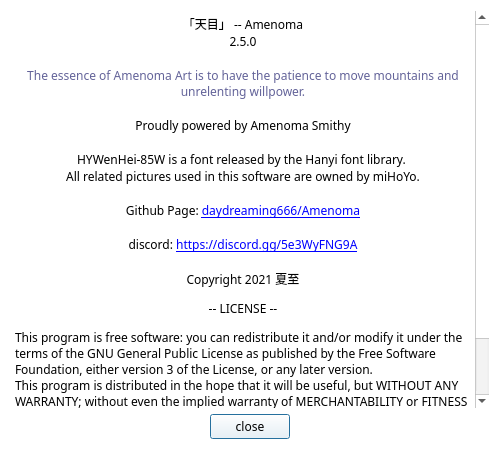
daydreaming666/Amenoma, file ui_dev/Amenoma_About_Dialog_EN.ui: the form before one commit.
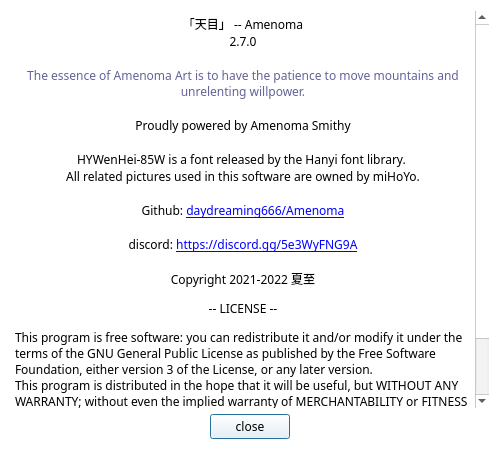
The form after the commit.

What changed in the file:
```diff
--- a/ui_dev/Amenoma_About_Dialog_EN.ui
+++ b/ui_dev/Amenoma_About_Dialog_EN.ui
@@ -460,7 +460,7 @@
 p, li { white-space: pre-wrap; }
 &lt;/style&gt;&lt;/head&gt;&lt;body style=&quot; font-family:'汉仪文黑-85W'; font-size:9pt; font-weight:400; font-style:normal;&quot;&gt;
 &lt;p align=&quot;center&quot; style=&quot; margin-top:0px; margin-bottom:0px; margin-left:0px; margin-right:0px; -qt-block-indent:0; text-indent:0px;&quot;&gt;「天目」 -- Amenoma&lt;/p&gt;
-&lt;p align=&quot;center&quot; style=&quot; margin-top:0px; margin-bottom:0px; margin-left:0px; margin-right:0px; -qt-block-indent:0; text-indent:0px;&quot;&gt;2.5.0&lt;/p&gt;
+&lt;p align=&quot;center&quot; style=&quot; margin-top:0px; margin-bottom:0px; margin-left:0px; margin-right:0px; -qt-block-indent:0; text-indent:0px;&quot;&gt;2.7.0&lt;/p&gt;
 &lt;p style=&quot;-qt-paragraph-type:empty; margin-top:0px; margin-bottom:0px; margin-left:0px; margin-right:0px; -qt-block-indent:0; text-indent:0px;&quot;&gt;&lt;br /&gt;&lt;/p&gt;
 &lt;p align=&quot;center&quot; style=&quot; margin-top:0px; margin-bottom:0px; margin-left:0px; margin-right:0px; -qt-block-indent:0; text-indent:0px;&quot;&gt;&lt;span style=&quot; color:#636399;&quot;&gt;The essence of Amenoma Art is to have the patience to move mountains and unrelenting willpower.&lt;/span&gt;&lt;/p&gt;
 &lt;p align=&quot;center&quot; style=&quot;-qt-paragraph-type:empty; margin-top:0px; margin-bottom:0px; margin-left:0px; margin-right:0px; -qt-block-indent:0; text-indent:0px;&quot;&gt;&lt;br /&gt;&lt;/p&gt;
@@ -469,11 +469,11 @@
 &lt;p align=&quot;center&quot; style=&quot; margin-top:0px; margin-bottom:0px; margin-left:0px; margin-right:0px; -qt-block-indent:0; text-indent:0px;&quot;&gt;HYWenHei-85W is a font released by the Hanyi font library. &lt;/p&gt;
 &lt;p align=&quot;center&quot; style=&quot; margin-top:0px; margin-bottom:0px; margin-left:0px; margin-right:0px; -qt-block-indent:0; text-indent:0px;&quot;&gt;All related pictures used in this software are owned by miHoYo.&lt;/p&gt;
 &lt;p align=&quot;center&quot; style=&quot;-qt-paragraph-type:empty; margin-top:0px; margin-bottom:0px; margin-left:0px; margin-right:0px; -qt-block-indent:0; text-indent:0px;&quot;&gt;&lt;br /&gt;&lt;/p&gt;
-&lt;p align=&quot;center&quot; style=&quot; margin-top:0px; margin-bottom:0px; margin-left:0px; margin-right:0px; -qt-block-indent:0; text-indent:0px;&quot;&gt;Github Page: &lt;a href=&quot;https://github.com/daydreaming666/Amenoma&quot;&gt;&lt;span style=&quot; text-decoration: underline; color:#0000ff;&quot;&gt;daydreaming666/Amenoma&lt;/span&gt;&lt;/a&gt;&lt;/p&gt;
+&lt;p align=&quot;center&quot; style=&quot; margin-top:0px; margin-bottom:0px; margin-left:0px; margin-right:0px; -qt-block-indent:0; text-indent:0px;&quot;&gt;Github: &lt;a href=&quot;https://github.com/daydreaming666/Amenoma&quot;&gt;&lt;span style=&quot; text-decoration: underline; color:#0000ff;&quot;&gt;daydreaming666/Amenoma&lt;/span&gt;&lt;/a&gt;&lt;/p&gt;
 &lt;p align=&quot;center&quot; style=&quot;-qt-paragraph-type:empty; margin-top:0px; margin-bottom:0px; margin-left:0px; margin-right:0px; -qt-block-indent:0; text-indent:0px; text-decoration: underline; color:#0000ff;&quot;&gt;&lt;br /&gt;&lt;/p&gt;
 &lt;p align=&quot;center&quot; style=&quot; margin-top:0px; margin-bottom:0px; margin-left:0px; margin-right:0px; -qt-block-indent:0; text-indent:0px;&quot;&gt;discord: &lt;a href=&quot;https://discord.gg/sxyU6FJbtq&quot;&gt;&lt;span style=&quot; text-decoration: underline; color:#0000ff;&quot;&gt;https://discord.gg/5e3WyFNG9A&lt;/span&gt;&lt;/a&gt;&lt;/p&gt;
 &lt;p align=&quot;center&quot; style=&quot;-qt-paragraph-type:empty; margin-top:0px; margin-bottom:0px; margin-left:0px; margin-right:0px; -qt-block-indent:0; text-indent:0px;&quot;&gt;&lt;br /&gt;&lt;/p&gt;
-&lt;p align=&quot;center&quot; style=&quot; margin-top:0px; margin-bottom:0px; margin-left:0px; margin-right:0px; -qt-block-indent:0; text-indent:0px;&quot;&gt;Copyright 2021 夏至&lt;/p&gt;
+&lt;p align=&quot;center&quot; style=&quot; margin-top:0px; margin-bottom:0px; margin-left:0px; margin-right:0px; -qt-block-indent:0; text-indent:0px;&quot;&gt;Copyright 2021-2022 夏至&lt;/p&gt;
 &lt;p align=&quot;center&quot; style=&quot; margin-top:12px; margin-bottom:12px; margin-left:0px; margin-right:0px; -qt-block-indent:0; text-indent:0px;&quot;&gt;-- LICENSE --&lt;/p&gt;
 &lt;p style=&quot; margin-top:12px; margin-bottom:12px; margin-left:0px; margin-right:0px; -qt-block-indent:0; text-indent:0px;&quot;&gt;&lt;span style=&quot; font-family:'SimSun';&quot;&gt;This program is free software: you can redistribute it and/or modify it under the terms of the GNU General Public License as published by the Free Software Foundation, either version 3 of the License, or any later version.&lt;br /&gt;This program is distributed in the hope that it will be useful, but WITHOUT ANY WARRANTY; without even the implied warranty of MERCHANTABILITY or FITNESS FOR A PARTICULAR PURPOSE. See the GNU General Public License for more details.&lt;br /&gt;You should have received a copy of the GNU General Public License along with this program. If not, see &lt;/span&gt;&lt;a href=&quot;https://www.gnu.org/licenses&quot;&gt;&lt;span style=&quot; font-family:'SimSun'; text-decoration: underline; color:#0000ff;&quot;&gt;https://www.gnu.org/licenses&lt;/span&gt;&lt;/a&gt;&lt;span style=&quot; font-family:'SimHei';&quot;&gt;.&lt;/span&gt;&lt;/p&gt;&lt;/body&gt;&lt;/html&gt;</string>
      </property>
```
